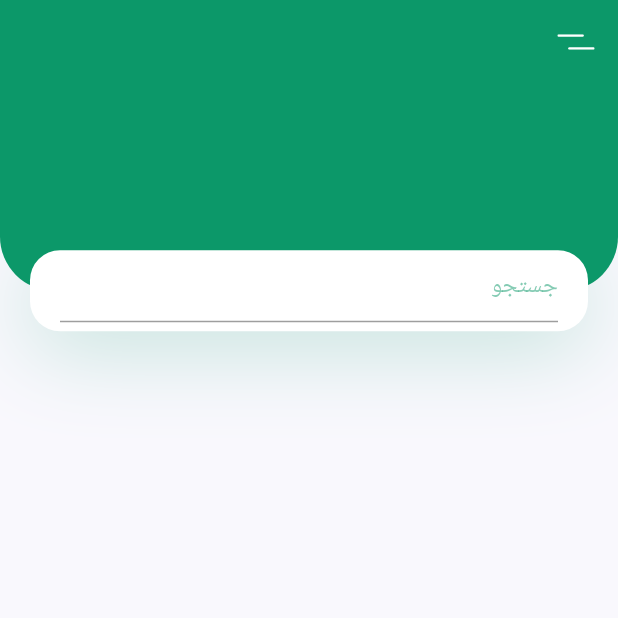
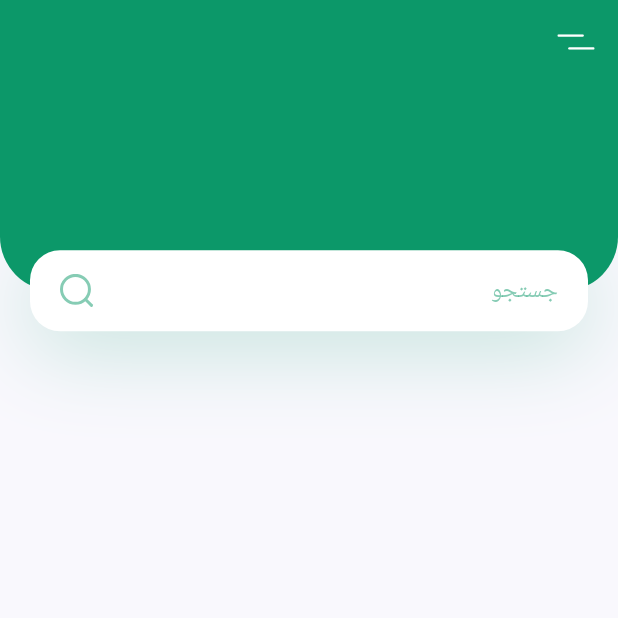
Before and after one commit to mohaddese136/persian-plant-shop-flutter, a Flutter app: the screen it shows after launch, on a phone screen of 412 x 824 dp, the top half of it. Run offline on Flutter 3.47's test engine with Material 2 defaults, Android fonts, the phone set to English and light mode, and no system bars; our stand-ins replace flutter_svg.

Commit message:
search Box Final Design

```diff
--- a/lib/components/body.dart
+++ b/lib/components/body.dart
@@ -1,4 +1,5 @@
 import 'package:flutter/material.dart';
+import 'package:flutter_svg/flutter_svg.dart';
 import 'package:testapp/constants.dart';
 
 class Body extends StatelessWidget {
@@ -26,6 +27,7 @@ class Body extends StatelessWidget {
                   left: 0,
                   right: 0,
                   child: Container(
+                    alignment: Alignment.center,
                     height: 54,
                     margin: EdgeInsets.symmetric(horizontal: kDefaultPadding),
                     padding: EdgeInsets.symmetric(horizontal: kDefaultPadding),
@@ -39,11 +41,26 @@ class Body extends StatelessWidget {
                             color: kPrimaryColor.withOpacity(0.23),
                           )
                         ]),
-                    child: TextField(
-                      decoration: InputDecoration(
-                          hintText: "جستجو",
-                          hintStyle:
-                              TextStyle(color: kPrimaryColor.withOpacity(0.5))),
+                    child: Row(
+                      children: [
+                        Expanded(
+                          child: TextField(
+                            onChanged: (value) {},
+                            decoration: InputDecoration(
+                              hintText: "جستجو",
+                              hintStyle: TextStyle(
+                                  color: kPrimaryColor.withOpacity(0.5)),
+                              enabledBorder: InputBorder.none,
+                              focusedBorder: InputBorder.none,
+                              // suffix dos not work properly with TextField thats
+                              // why we use Row.
+                              // suffixIcon:
+                              //     SvgPicture.asset("assets/icons/search.svg")
+                            ),
+                          ),
+                        ),
+                        SvgPicture.asset("assets/icons/search.svg")
+                      ],
                     ),
                   ))
             ],
```
